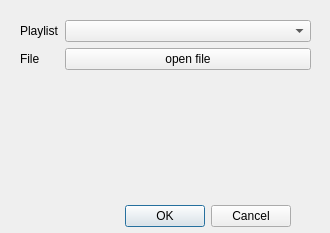
Old version of the form src/ui/AddFileDialog.ui in the repository SebastienTr/BadPlayer.
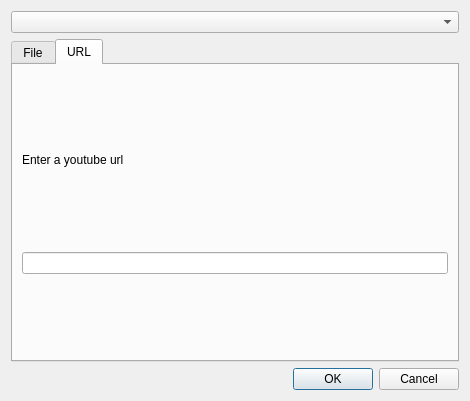
New version of the form. The open tabs and pages were chosen to show the change.

Commit message: Download youtube multithread !

The edit to the form file:
```diff
--- a/src/ui/AddFileDialog.ui
+++ b/src/ui/AddFileDialog.ui
@@ -6,87 +6,95 @@
    <rect>
     <x>0</x>
     <y>0</y>
-    <width>330</width>
-    <height>233</height>
+    <width>470</width>
+    <height>401</height>
    </rect>
   </property>
   <property name="windowTitle">
    <string>Dialog</string>
   </property>
-  <widget class="QDialogButtonBox" name="buttonBox">
-   <property name="geometry">
-    <rect>
-     <x>20</x>
-     <y>200</y>
-     <width>271</width>
-     <height>32</height>
-    </rect>
-   </property>
-   <property name="layoutDirection">
-    <enum>Qt::LeftToRight</enum>
-   </property>
-   <property name="orientation">
-    <enum>Qt::Horizontal</enum>
-   </property>
-   <property name="standardButtons">
-    <set>QDialogButtonBox::Cancel|QDialogButtonBox::Ok</set>
-   </property>
-  </widget>
-  <widget class="QWidget" name="formLayoutWidget">
-   <property name="geometry">
-    <rect>
-     <x>20</x>
-     <y>20</y>
-     <width>291</width>
-     <height>61</height>
-    </rect>
-   </property>
-   <layout class="QFormLayout" name="formLayout">
-    <item row="0" column="0">
-     <widget class="QLabel" name="label">
-      <property name="text">
-       <string>Playlist</string>
-      </property>
-     </widget>
-    </item>
-    <item row="0" column="1">
-     <widget class="QComboBox" name="playlistBox"/>
-    </item>
-    <item row="1" column="0">
-     <widget class="QLabel" name="label_2">
-      <property name="text">
+  <layout class="QVBoxLayout" name="verticalLayout_2">
+   <item>
+    <widget class="QComboBox" name="playlistBox"/>
+   </item>
+   <item>
+    <widget class="QTabWidget" name="tabWidget">
+     <property name="currentIndex">
+      <number>0</number>
+     </property>
+     <widget class="QWidget" name="fromFile">
+      <attribute name="title">
        <string>File</string>
-      </property>
+      </attribute>
+      <layout class="QVBoxLayout" name="verticalLayout">
+       <item>
+        <widget class="QLabel" name="fileLabel">
+         <property name="maximumSize">
+          <size>
+           <width>16777215</width>
+           <height>100</height>
+          </size>
+         </property>
+         <property name="text">
+          <string>Open a file</string>
+         </property>
+        </widget>
+       </item>
+       <item>
+        <widget class="QPushButton" name="openfilebutton">
+         <property name="text">
+          <string>Open</string>
+         </property>
+        </widget>
+       </item>
+      </layout>
      </widget>
-    </item>
-    <item row="1" column="1">
-     <widget class="QPushButton" name="openfilebutton">
-      <property name="text">
-       <string>open file</string>
-      </property>
+     <widget class="QWidget" name="tab_2">
+      <attribute name="title">
+       <string>URL</string>
+      </attribute>
+      <layout class="QVBoxLayout" name="verticalLayout_3">
+       <item>
+        <widget class="QLabel" name="label">
+         <property name="maximumSize">
+          <size>
+           <width>16777215</width>
+           <height>20</height>
+          </size>
+         </property>
+         <property name="text">
+          <string>Enter a youtube url</string>
+         </property>
+        </widget>
+       </item>
+       <item>
+        <widget class="QLineEdit" name="url">
+         <property name="sizePolicy">
+          <sizepolicy hsizetype="Expanding" vsizetype="Fixed">
+           <horstretch>0</horstretch>
+           <verstretch>1</verstretch>
+          </sizepolicy>
+         </property>
+        </widget>
+       </item>
+      </layout>
      </widget>
-    </item>
-   </layout>
-  </widget>
-  <widget class="QLabel" name="pathLabel">
-   <property name="geometry">
-    <rect>
-     <x>20</x>
-     <y>95</y>
-     <width>281</width>
-     <height>81</height>
-    </rect>
-   </property>
-   <property name="text">
-    <string/>
-   </property>
-   <property name="alignment">
-    <set>Qt::AlignLeading|Qt::AlignLeft|Qt::AlignTop</set>
-   </property>
-   <property name="wordWrap">
-    <bool>true</bool>
-   </property>
-  </widget>
+    </widget>
+   </item>
+   <item>
+    <widget class="QDialogButtonBox" name="buttonBox">
+     <property name="layoutDirection">
+      <enum>Qt::LeftToRight</enum>
+     </property>
+     <property name="orientation">
+      <enum>Qt::Horizontal</enum>
+     </property>
+     <property name="standardButtons">
+      <set>QDialogButtonBox::Cancel|QDialogButtonBox::Ok</set>
+     </property>
+    </widget>
+   </item>
+  </layout>
  </widget>
  <resources/>
  <connections>
```
The commit also changes 18 other files.
